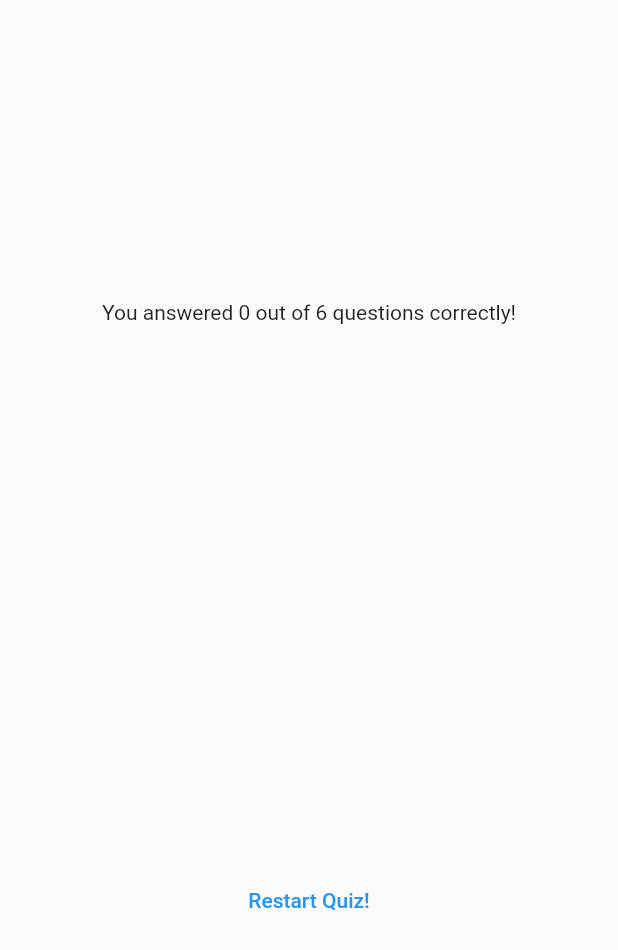
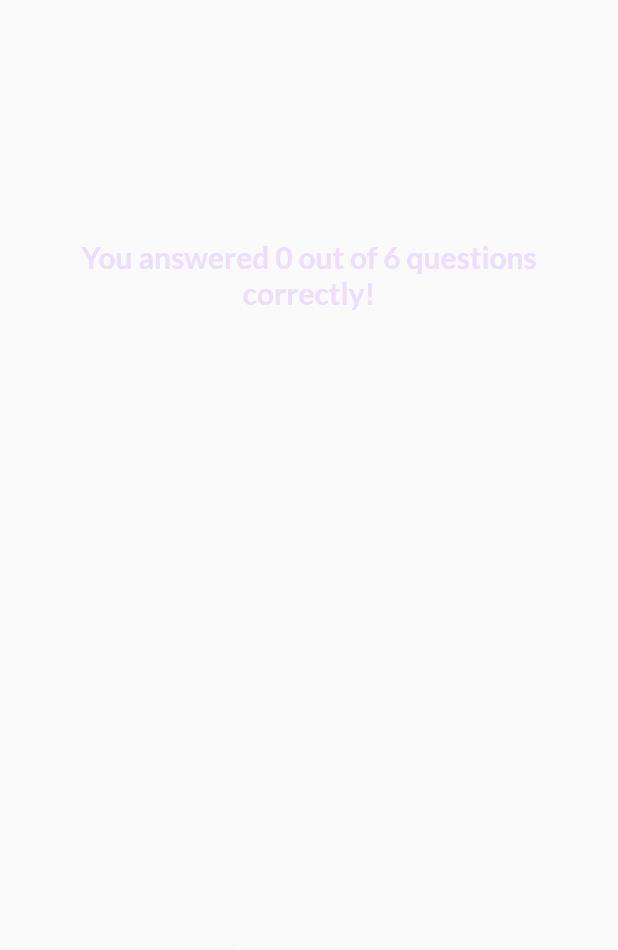
Before and after one commit to duartemelo/flutter-course, a Flutter app: the ResultsScreen widget shown alone on an empty page, opened directly with empty values, on a phone screen of 412 x 824 dp. Shown: the top 950 px of the screen. Run offline on Flutter 3.47's test engine with Material 2 defaults, Android fonts, the phone set to English and light mode, and no system bars; our stand-ins replace google_fonts.

Commit message:
Assignment 1 made by me

```diff
--- a/adv_basics/lib/results_screen.dart
+++ b/adv_basics/lib/results_screen.dart
@@ -1,11 +1,13 @@
 import 'package:flutter/material.dart';
 import 'package:adv_basics/data/questions.dart';
 import 'package:adv_basics/questions_summary.dart';
+import 'package:google_fonts/google_fonts.dart';
 
 class ResultsScreen extends StatelessWidget {
-  const ResultsScreen({super.key, required this.chosenAnswers});
+  const ResultsScreen({super.key, required this.chosenAnswers, required this.restartQuiz});
 
   final List<String> chosenAnswers;
+  final void Function() restartQuiz;
 
   List<Map<String, Object>> getSummaryData() {
     final List<Map<String, Object>> summary = [];
@@ -41,6 +43,12 @@ class ResultsScreen extends StatelessWidget {
           children: [
             Text(
               'You answered $numCorrectQuestions out of $numTotalQuestions questions correctly!',
+              textAlign: TextAlign.center,
+              style: GoogleFonts.lato(
+                color: const Color.fromARGB(255, 237, 223, 252),
+                fontSize: 20,
+                fontWeight: FontWeight.bold,
+              ),
             ),
             const SizedBox(
               height: 30,
@@ -49,9 +57,14 @@ class ResultsScreen extends StatelessWidget {
             const SizedBox(
               height: 30,
             ),
-            TextButton(
-              onPressed: () {},
-              child: const Text('Restart Quiz!'),
+            TextButton.icon(
+              onPressed: restartQuiz,
+              style: TextButton.styleFrom(foregroundColor: Colors.white),
+              icon: const Icon(Icons.restart_alt),
+              label: Text(
+                'Restart Quiz!',
+                style: GoogleFonts.lato(fontWeight: FontWeight.bold),
+              ),
             ),
           ],
         ),
```
Also changed, not shown: adv_basics/lib/questions_summary.dart (+47 -6 lines), adv_basics/lib/quiz.dart (+8 -0 lines).
